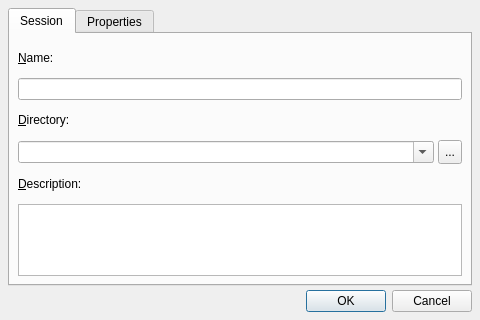
Above: src/qtractorSessionForm.ui from rncbc/qtractor before the change. Below: the same form after it.
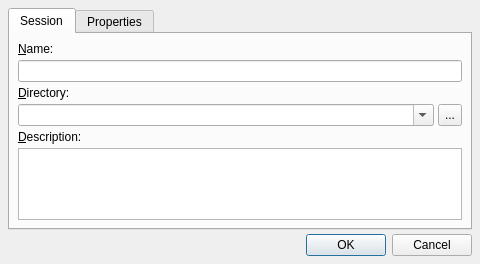
That is the form after the change. Icons and pictures are not drawn. Custom widgets are drawn as their Qt base class.

Commit message: - Let Session properties dialog expand for a good description...

What changed in the file:
```diff
--- a/src/qtractorSessionForm.ui
+++ b/src/qtractorSessionForm.ui
@@ -26,7 +26,7 @@
     <x>0</x>
     <y>0</y>
     <width>480</width>
-    <height>320</height>
+    <height>240</height>
    </rect>
   </property>
   <property name="focusPolicy" >
@@ -145,12 +145,6 @@
        </item>
        <item>
         <widget class="QTextEdit" name="DescriptionTextEdit" >
-         <property name="maximumSize" >
-          <size>
-           <width>32767</width>
-           <height>72</height>
-          </size>
-         </property>
          <property name="toolTip" >
           <string>Session description</string>
          </property>
```
Left out of the diff: 4 changed lines with no effect on the pictures. The commit also changes 8 other files.
